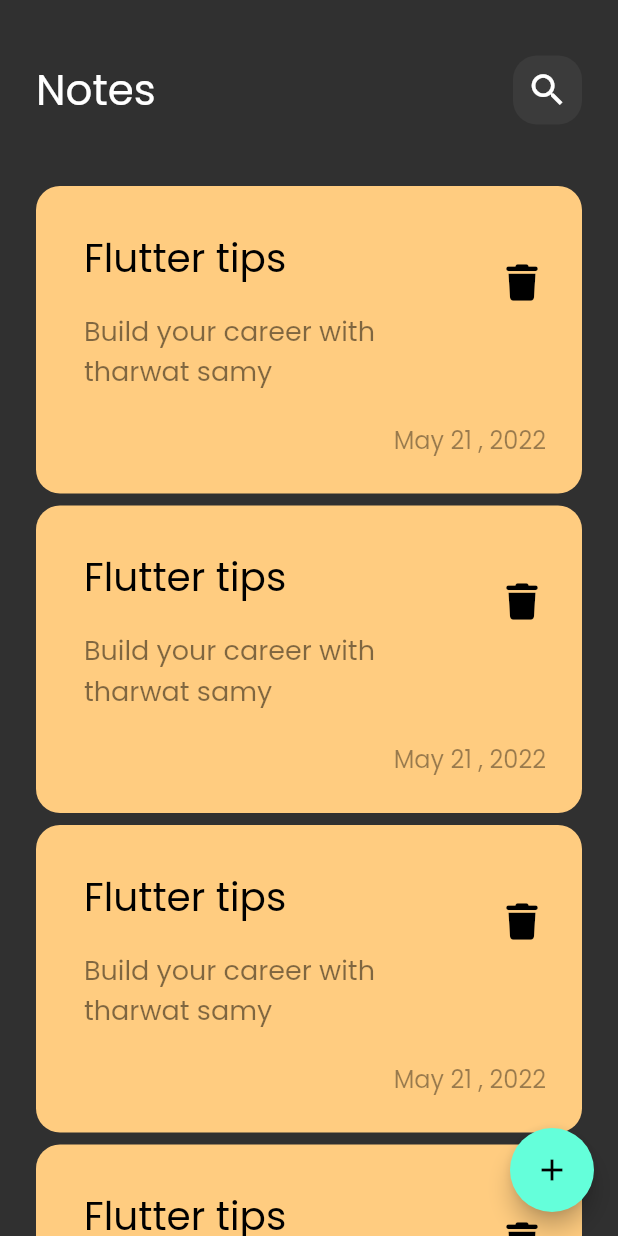
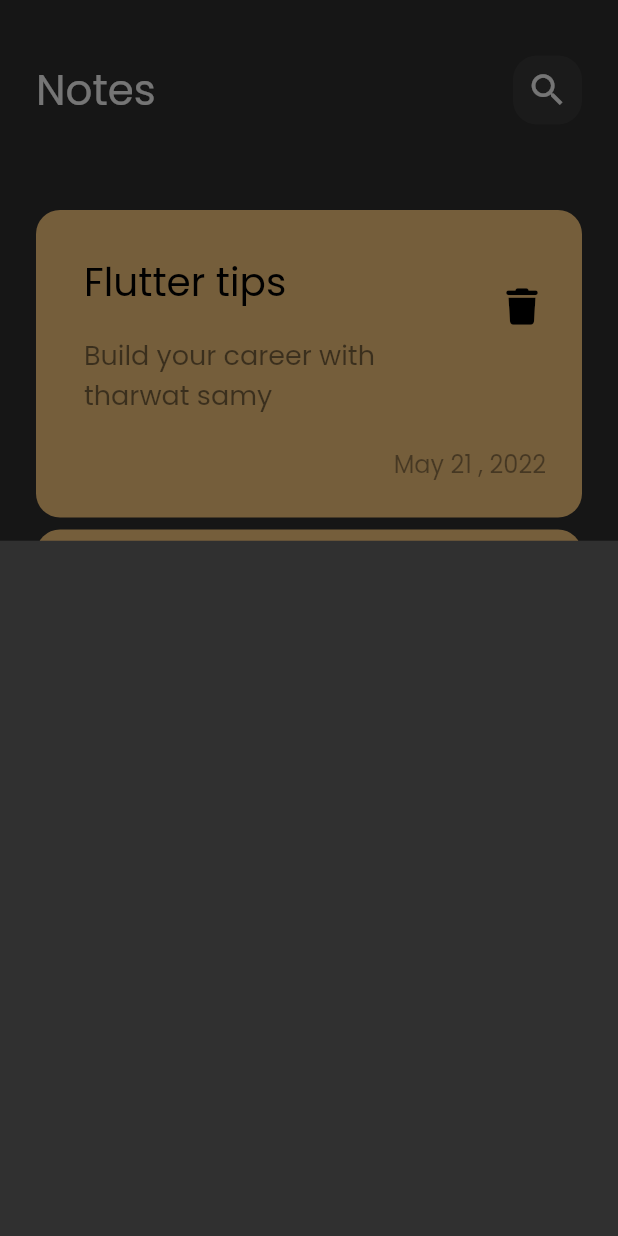
Before and after one commit to Ma7moudElbaz/notes_app, a Flutter app: the screen it shows after launch, after a tap on the "add" icon, on a phone screen of 412 x 824 dp. Run offline on Flutter 3.47's test engine with Material 3 defaults, Android fonts, the phone set to English and light mode, and no system bars; our stand-ins replace font_awesome_flutter.

Commit message:
Show modal bottom sheet

```diff
--- a/lib/views/notes_view.dart
+++ b/lib/views/notes_view.dart
@@ -1,5 +1,6 @@
 import 'package:flutter/material.dart';
 
+import '../widgets/add_not_bottom_sheet.dart';
 import '../widgets/notes_view_body.dart';
 
 class NotesView extends StatelessWidget {
@@ -9,7 +10,13 @@ class NotesView extends StatelessWidget {
   Widget build(BuildContext context) {
     return Scaffold(
       floatingActionButton: FloatingActionButton(
-        onPressed: () {},
+        onPressed: () {
+          showModalBottomSheet(
+              context: context,
+              builder: (context) {
+                return const AddNoteBottomSheet();
+              });
+        },
         child: const Icon(Icons.add),
       ),
       body: const NotesViewBody(),
--- /dev/null
+++ b/lib/widgets/add_not_bottom_sheet.dart
@@ -0,0 +1,10 @@
+import 'package:flutter/material.dart';
+
+class AddNoteBottomSheet extends StatelessWidget {
+  const AddNoteBottomSheet({super.key});
+
+  @override
+  Widget build(BuildContext context) {
+    return Container();
+  }
+}
--- a/lib/widgets/notes_list_view.dart
+++ b/lib/widgets/notes_list_view.dart
@@ -6,11 +6,16 @@ class NotesListView extends StatelessWidget {
   const NotesListView({super.key});
   @override
   Widget build(BuildContext context) {
-    return ListView.builder(itemBuilder: (context, index) {
-      return const Padding(
-        padding: EdgeInsets.symmetric(vertical: 4),
-        child: NoteItem(),
-      );
-    });
+    return Padding(
+      padding: const EdgeInsets.symmetric(vertical: 16),
+      child: ListView.builder(
+          padding: EdgeInsets.zero,
+          itemBuilder: (context, index) {
+            return const Padding(
+              padding: EdgeInsets.symmetric(vertical: 4),
+              child: NoteItem(),
+            );
+          }),
+    );
   }
 }
```
